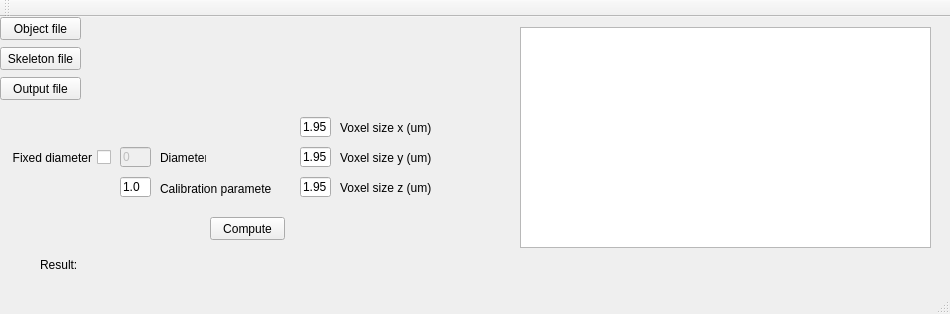
First picture: the form in Qt/Topology/mainwindow.ui, repository gibbogle/vessel-tools, before the edit.
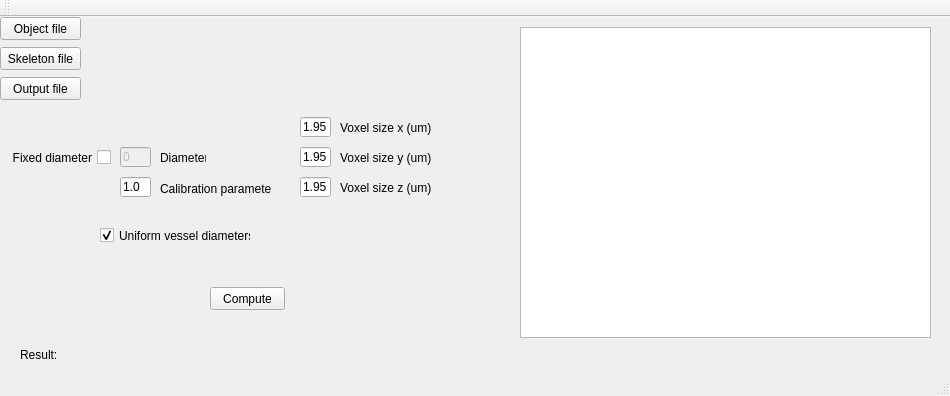
Second picture: the form after the edit.

Commit message: Uniform vessel diameter flag

```diff
--- a/Qt/Topology/mainwindow.ui
+++ b/Qt/Topology/mainwindow.ui
@@ -7,7 +7,7 @@
     <x>0</x>
     <y>0</y>
     <width>950</width>
-    <height>314</height>
+    <height>396</height>
    </rect>
   </property>
   <property name="windowTitle">
@@ -44,7 +44,7 @@
     <property name="geometry">
      <rect>
       <x>210</x>
-      <y>200</y>
+      <y>270</y>
       <width>75</width>
       <height>23</height>
      </rect>
@@ -56,8 +56,8 @@
    <widget class="QLabel" name="label">
     <property name="geometry">
      <rect>
-      <x>40</x>
-      <y>240</y>
+      <x>20</x>
+      <y>330</y>
       <width>41</width>
       <height>16</height>
      </rect>
@@ -69,9 +69,9 @@
    <widget class="QLabel" name="labelResult">
     <property name="geometry">
      <rect>
-      <x>80</x>
-      <y>240</y>
-      <width>491</width>
+      <x>60</x>
+      <y>330</y>
+      <width>671</width>
       <height>16</height>
      </rect>
     </property>
@@ -85,7 +85,7 @@
       <x>520</x>
       <y>10</y>
       <width>411</width>
-      <height>221</height>
+      <height>311</height>
      </rect>
     </property>
    </widget>
@@ -290,6 +290,22 @@
      <string>Voxel size x (um)</string>
     </property>
    </widget>
+   <widget class="QCheckBox" name="checkBoxUniform">
+    <property name="geometry">
+     <rect>
+      <x>100</x>
+      <y>210</y>
+      <width>151</width>
+      <height>17</height>
+     </rect>
+    </property>
+    <property name="text">
+     <string>Uniform vessel diameters?</string>
+    </property>
+    <property name="checked">
+     <bool>true</bool>
+    </property>
+   </widget>
   </widget>
   <widget class="QMenuBar" name="menuBar">
    <property name="geometry">
```
The commit also changes 3 other files.
